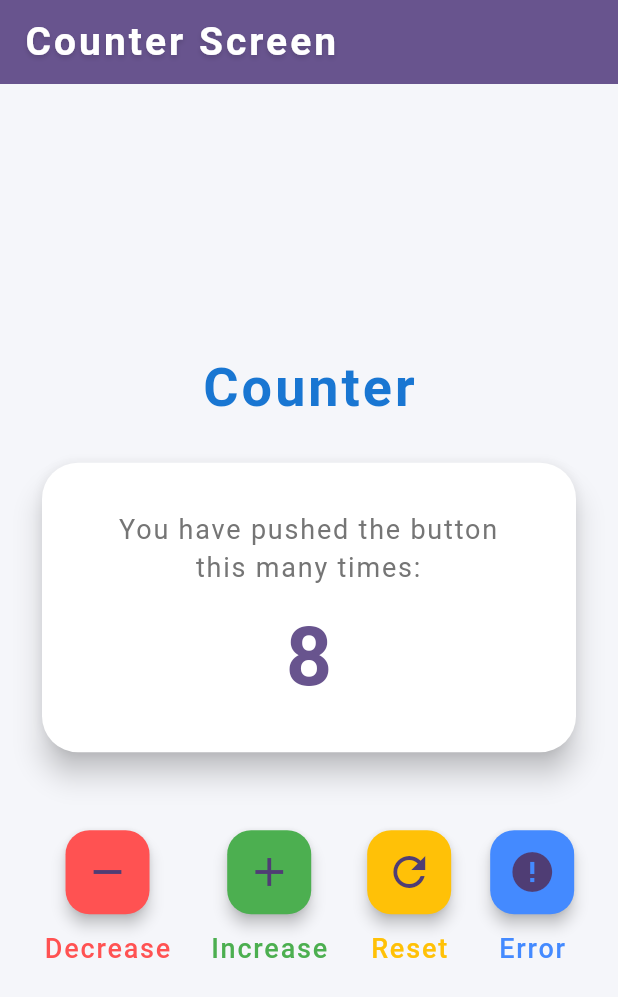
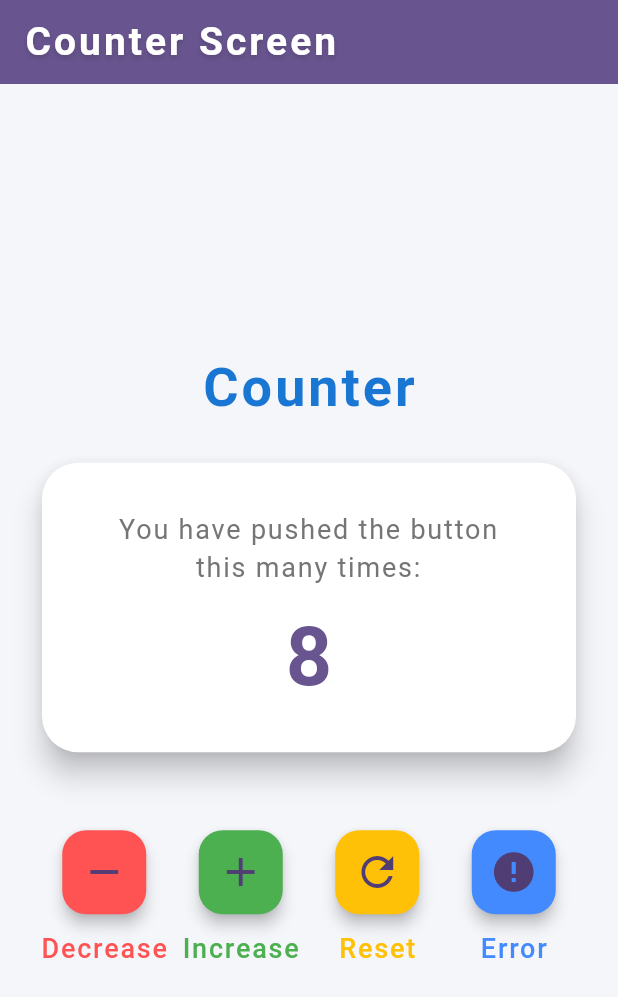
Before and after one commit to backas36/riverpod_learning, a Flutter app: the screen it shows after launch, on a phone screen of 412 x 824 dp. Shown: the top 997 px of the screen. Run offline on Flutter 3.47's test engine with Material 3 defaults, Android fonts, the phone set to English and light mode, and no system bars; our stand-ins replace flutter_riverpod.

Commit message:
improve UI

```diff
--- a/lib/screen/counter_screen.dart
+++ b/lib/screen/counter_screen.dart
@@ -106,16 +106,27 @@ class _CounterScreenState extends ConsumerState<CounterScreen> {
                         ],
                       );
                     },
-                    error: (error, stack) => Text(error.toString()),
-                    loading: () => const CircularProgressIndicator(),
+                    error:
+                        (error, stack) => Container(
+                          height: 120,
+                          alignment: Alignment.center,
+                          child: Text(error.toString()),
+                        ),
+                    loading:
+                        () => Container(
+                          height: 120,
+                          alignment: Alignment.center,
+                          child: const CircularProgressIndicator(),
+                        ),
                   ),
                 ),
               ),
               const SizedBox(height: 48),
               Row(
-                mainAxisAlignment: MainAxisAlignment.center,
+                mainAxisAlignment: MainAxisAlignment.spaceBetween,
                 children: [
-                  Column(
+                  Expanded(
+                    child: Column(
                       children: [
                         FloatingActionButton(
                           heroTag: 'decrement',
@@ -141,8 +152,9 @@ class _CounterScreenState extends ConsumerState<CounterScreen> {
                         ),
                       ],
                     ),
-                  const SizedBox(width: 26),
-                  Column(
+                  ),
+                  Expanded(
+                    child: Column(
                       children: [
                         FloatingActionButton(
                           heroTag: 'increment',
@@ -168,8 +180,9 @@ class _CounterScreenState extends ConsumerState<CounterScreen> {
                         ),
                       ],
                     ),
-                  const SizedBox(width: 26),
-                  Column(
+                  ),
+                  Expanded(
+                    child: Column(
                       children: [
                         FloatingActionButton(
                           heroTag: 'reset',
@@ -194,8 +207,9 @@ class _CounterScreenState extends ConsumerState<CounterScreen> {
                         ),
                       ],
                     ),
-                  const SizedBox(width: 26),
-                  Column(
+                  ),
+                  Expanded(
+                    child: Column(
                       children: [
                         FloatingActionButton(
                           heroTag: 'error',
@@ -220,6 +234,7 @@ class _CounterScreenState extends ConsumerState<CounterScreen> {
                         ),
                       ],
                     ),
+                  ),
                 ],
               ),
             ],
```
Lines whose indentation alone changed are shown as unchanged.
